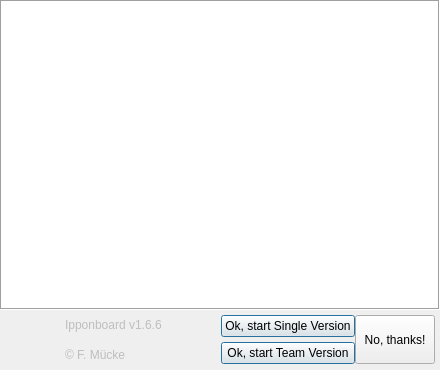
fmuecke/Ipponboard, file base/SplashScreen.ui: the form before one commit.
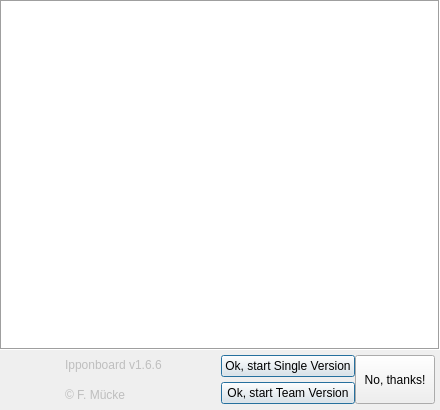
The form after the commit. Icons and pictures are not drawn.

Commit message: resized splash dialog

Diff of the .ui file:
```diff
--- a/base/SplashScreen.ui
+++ b/base/SplashScreen.ui
@@ -10,7 +10,7 @@
     <x>0</x>
     <y>0</y>
     <width>440</width>
-    <height>370</height>
+    <height>410</height>
    </rect>
   </property>
   <property name="windowTitle">
```
Left out of the diff: 12 changed lines with no effect on the pictures. The commit also changes 1 other file.
